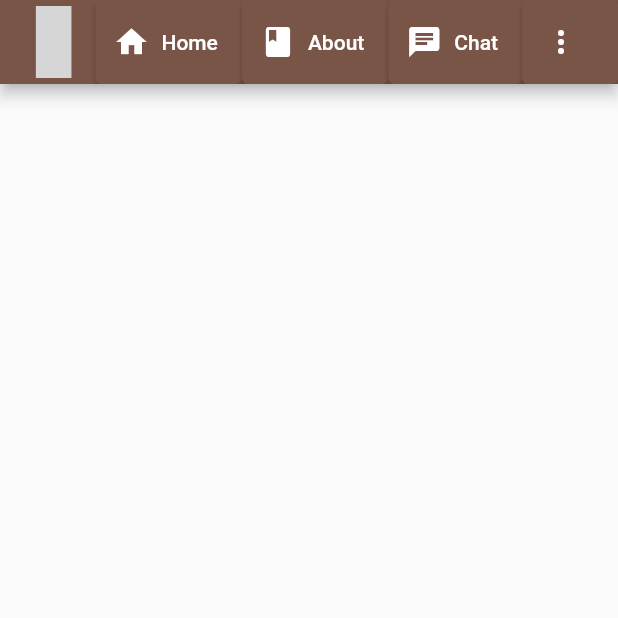
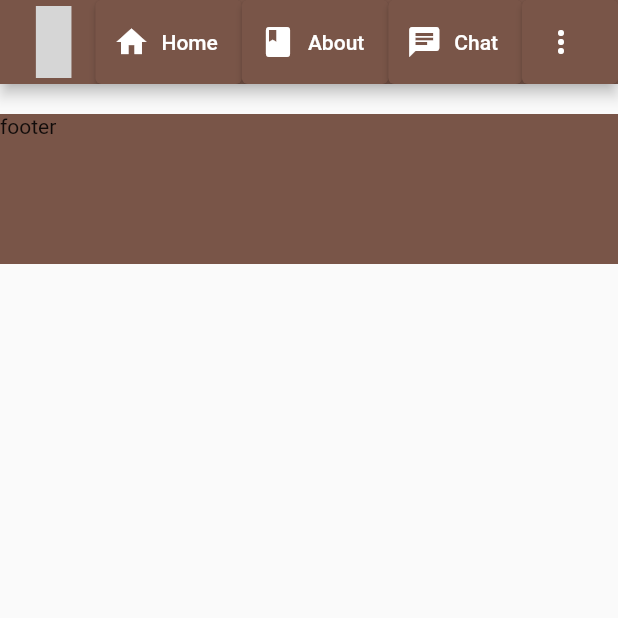
Before and after one commit to Shubh0O00/ReadCafe, a Flutter app: the screen it shows after launch, on a phone screen of 412 x 824 dp, the top half of it. Run offline on Flutter 3.47's test engine with Material 2 defaults, Android fonts, the phone set to English and light mode, and no system bars; our stand-ins replace getwidget; grey boxes are pictures that could not be loaded.

Commit message:
added body.dart, footer.dart and created a footer eg.

```diff
--- /dev/null
+++ b/lib/body.dart
@@ -0,0 +1,16 @@
+import 'package:flutter/material.dart';
+import 'footer.dart';
+
+class MainBody extends StatelessWidget {
+  const MainBody({Key? key}) : super(key: key);
+
+  @override
+  Widget build(BuildContext context) {
+    return Column(
+      children: <Widget>[
+        SizedBox(height: 20.0),
+        Footer(),
+      ],
+    );
+  }
+}
--- /dev/null
+++ b/lib/footer.dart
@@ -0,0 +1,15 @@
+import 'package:flutter/material.dart';
+
+class Footer extends StatelessWidget {
+  const Footer({Key? key}) : super(key: key);
+
+  @override
+  Widget build(BuildContext context) {
+    return Container(
+      child: Text('footer'),
+      height: 100.0,
+      width: double.infinity,
+      color: Colors.brown,
+    );
+  }
+}
--- a/lib/main.dart
+++ b/lib/main.dart
@@ -1,6 +1,7 @@
 import 'package:flutter/material.dart';
 import 'package:getwidget/getwidget.dart';
 import 'package:read_cafe/searchBar.dart';
+import 'body.dart';
 
 void main() {
   runApp(MyApp());
@@ -43,6 +44,7 @@ class _MyHomePageState extends State<MyHomePage> {
         width: MediaQuery.of(context).size.width * 1,
         child: Drawer(),
       ),*/
+
       appBar: AppBar(
         //search bar in title
         title: SearchBar(),
@@ -76,8 +78,8 @@ class _MyHomePageState extends State<MyHomePage> {
               label: Text(""))
         ],
       ),
-      // see parallax swipper
-      //body: ,
+
+      body: MainBody(),
     );
   }
 }
--- a/pubspec.yaml
+++ b/pubspec.yaml
@@ -33,6 +33,7 @@ dev_dependencies:
   flutter_test:
     sdk: flutter
   getwidget: ^2.0.2
+
 
 # For information on the generic Dart part of this file, see the
 # following page: https://dart.dev/tools/pub/pubspec
```
